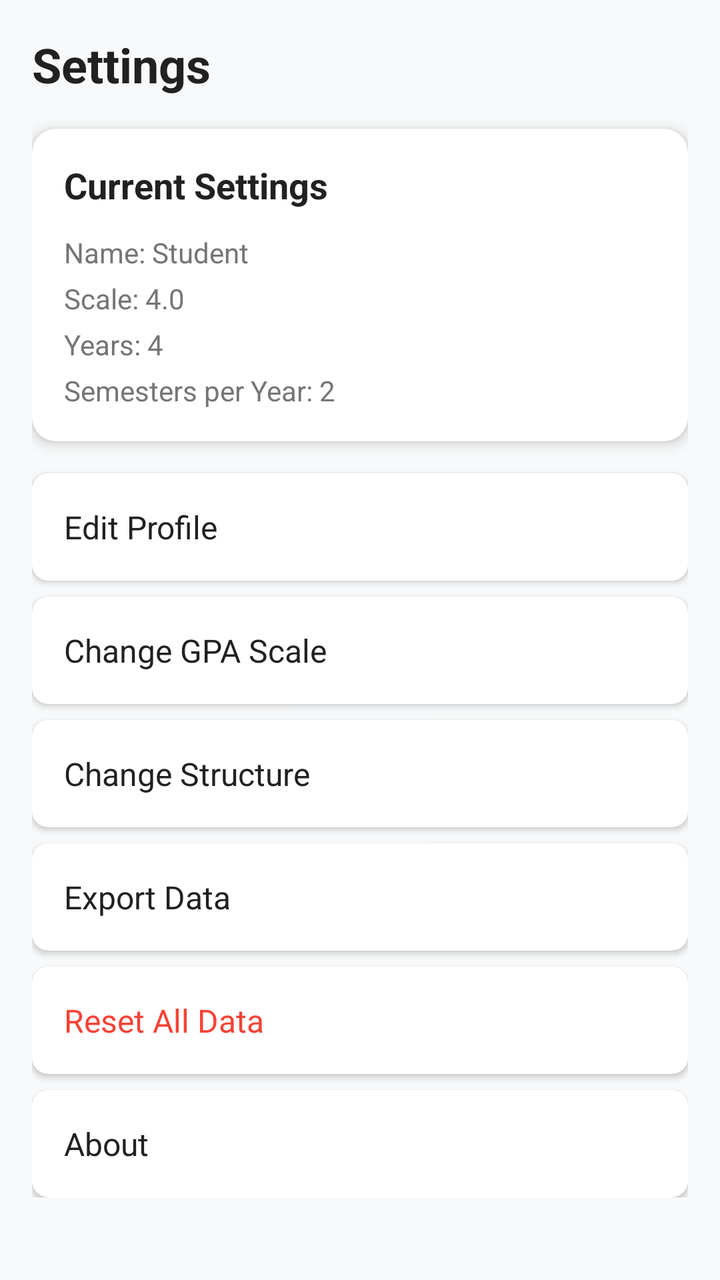
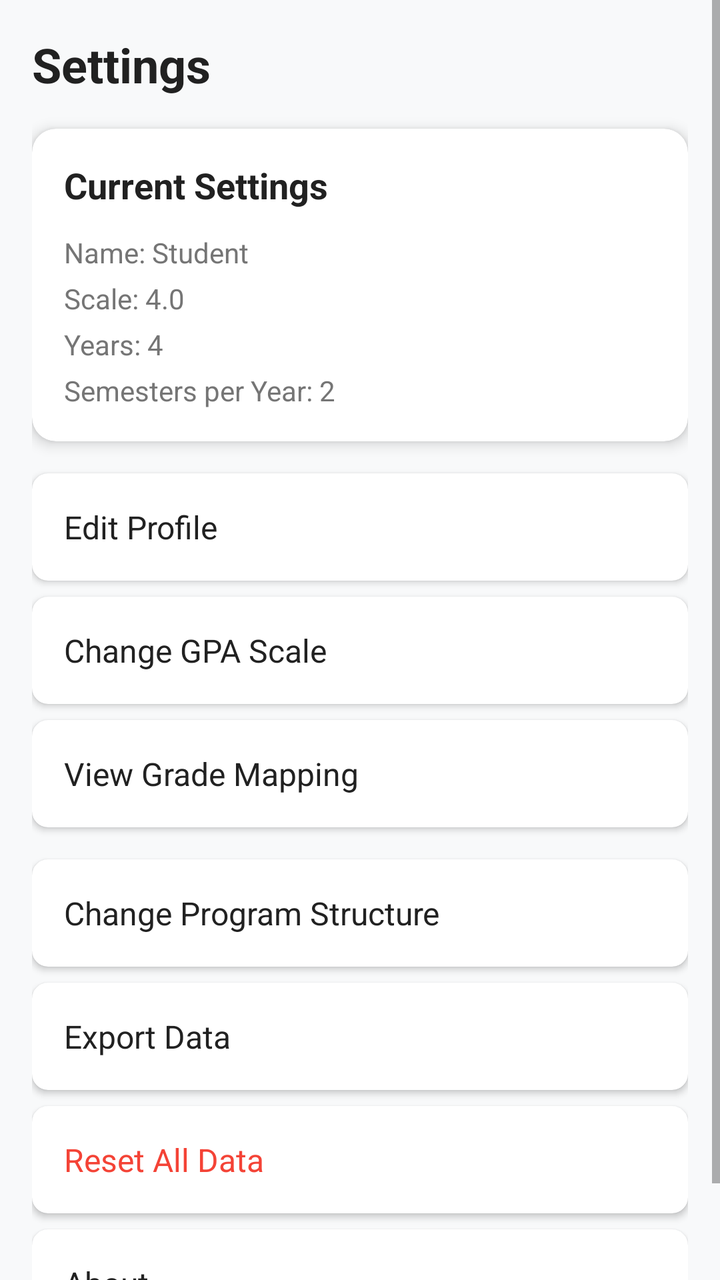

An Android layout rendered at two revisions. The XML below is the earlier revision; the diff shows what the commit changed to produce the second picture.
<!-- AndroidManifest.xml: application theme Theme.AppCompat.Light.NoActionBar -->
<!-- res/layout/fragment_settings.xml -->
<?xml version="1.0" encoding="utf-8"?>
<ScrollView xmlns:android="http://schemas.android.com/apk/res/android"
    xmlns:app="http://schemas.android.com/apk/res-auto"
    android:layout_width="match_parent"
    android:layout_height="match_parent"
    android:background="@color/background">

    <LinearLayout
        android:layout_width="match_parent"
        android:layout_height="wrap_content"
        android:orientation="vertical"
        android:padding="16dp">

        <TextView
            android:layout_width="wrap_content"
            android:layout_height="wrap_content"
            android:text="Settings"
            android:textColor="@color/text_primary"
            android:textSize="24sp"
            android:textStyle="bold"
            android:layout_marginBottom="16dp" />

        
        <androidx.cardview.widget.CardView
            android:layout_width="match_parent"
            android:layout_height="wrap_content"
            android:layout_marginBottom="16dp"
            app:cardCornerRadius="12dp"
            app:cardElevation="4dp">

            <LinearLayout
                android:layout_width="match_parent"
                android:layout_height="wrap_content"
                android:orientation="vertical"
                android:padding="16dp">

                <TextView
                    android:layout_width="wrap_content"
                    android:layout_height="wrap_content"
                    android:text="Current Settings"
                    android:textColor="@color/text_primary"
                    android:textSize="18sp"
                    android:textStyle="bold"
                    android:layout_marginBottom="12dp" />

                <TextView
                    android:id="@+id/tv_current_name"
                    android:layout_width="wrap_content"
                    android:layout_height="wrap_content"
                    android:text="Name: Student"
                    android:textColor="@color/text_secondary"
                    android:textSize="14sp"
                    android:layout_marginBottom="4dp" />

                <TextView
                    android:id="@+id/tv_current_scale"
                    android:layout_width="wrap_content"
                    android:layout_height="wrap_content"
                    android:text="Scale: 4.0"
                    android:textColor="@color/text_secondary"
                    android:textSize="14sp"
                    android:layout_marginBottom="4dp" />

                <TextView
                    android:id="@+id/tv_current_years"
                    android:layout_width="wrap_content"
                    android:layout_height="wrap_content"
                    android:text="Years: 4"
                    android:textColor="@color/text_secondary"
                    android:textSize="14sp"
                    android:layout_marginBottom="4dp" />

                <TextView
                    android:id="@+id/tv_current_semesters"
                    android:layout_width="wrap_content"
                    android:layout_height="wrap_content"
                    android:text="Semesters per Year: 2"
                    android:textColor="@color/text_secondary"
                    android:textSize="14sp" />

            </LinearLayout>
        </androidx.cardview.widget.CardView>

        
        <androidx.cardview.widget.CardView
            android:id="@+id/card_edit_profile"
            android:layout_width="match_parent"
            android:layout_height="wrap_content"
            android:layout_marginBottom="8dp"
            app:cardCornerRadius="8dp"
            app:cardElevation="2dp"
            android:clickable="true"
            android:focusable="true"
            android:foreground="?android:attr/selectableItemBackground">

            <TextView
                android:layout_width="match_parent"
                android:layout_height="wrap_content"
                android:text="Edit Profile"
                android:textColor="@color/text_primary"
                android:textSize="16sp"
                android:padding="16dp" />

        </androidx.cardview.widget.CardView>

        <androidx.cardview.widget.CardView
            android:id="@+id/card_change_scale"
            android:layout_width="match_parent"
            android:layout_height="wrap_content"
            android:layout_marginBottom="8dp"
            app:cardCornerRadius="8dp"
            app:cardElevation="2dp"
            android:clickable="true"
            android:focusable="true"
            android:foreground="?android:attr/selectableItemBackground">

            <TextView
                android:layout_width="match_parent"
                android:layout_height="wrap_content"
                android:text="Change GPA Scale"
                android:textColor="@color/text_primary"
                android:textSize="16sp"
                android:padding="16dp" />

        </androidx.cardview.widget.CardView>

        <androidx.cardview.widget.CardView
            android:id="@+id/card_change_structure"
            android:layout_width="match_parent"
            android:layout_height="wrap_content"
            android:layout_marginBottom="8dp"
            app:cardCornerRadius="8dp"
            app:cardElevation="2dp"
            android:clickable="true"
            android:focusable="true"
            android:foreground="?android:attr/selectableItemBackground">

            <TextView
                android:layout_width="match_parent"
                android:layout_height="wrap_content"
                android:text="Change Structure"
                android:textColor="@color/text_primary"
                android:textSize="16sp"
                android:padding="16dp" />

        </androidx.cardview.widget.CardView>

        <androidx.cardview.widget.CardView
            android:id="@+id/card_export_data"
            android:layout_width="match_parent"
            android:layout_height="wrap_content"
            android:layout_marginBottom="8dp"
            app:cardCornerRadius="8dp"
            app:cardElevation="2dp"
            android:clickable="true"
            android:focusable="true"
            android:foreground="?android:attr/selectableItemBackground">

            <TextView
                android:layout_width="match_parent"
                android:layout_height="wrap_content"
                android:text="Export Data"
                android:textColor="@color/text_primary"
                android:textSize="16sp"
                android:padding="16dp" />

        </androidx.cardview.widget.CardView>

        <androidx.cardview.widget.CardView
            android:id="@+id/card_reset_data"
            android:layout_width="match_parent"
            android:layout_height="wrap_content"
            android:layout_marginBottom="8dp"
            app:cardCornerRadius="8dp"
            app:cardElevation="2dp"
            android:clickable="true"
            android:focusable="true"
            android:foreground="?android:attr/selectableItemBackground">

            <TextView
                android:layout_width="match_parent"
                android:layout_height="wrap_content"
                android:text="Reset All Data"
                android:textColor="@color/error"
                android:textSize="16sp"
                android:padding="16dp" />

        </androidx.cardview.widget.CardView>

        <androidx.cardview.widget.CardView
            android:id="@+id/card_about"
            android:layout_width="match_parent"
            android:layout_height="wrap_content"
            app:cardCornerRadius="8dp"
            app:cardElevation="2dp"
            android:clickable="true"
            android:focusable="true"
            android:foreground="?android:attr/selectableItemBackground">

            <TextView
                android:layout_width="match_parent"
                android:layout_height="wrap_content"
                android:text="About"
                android:textColor="@color/text_primary"
                android:textSize="16sp"
                android:padding="16dp" />

        </androidx.cardview.widget.CardView>

    </LinearLayout>
</ScrollView>
<!-- resources referenced by this layout -->
<resources>
  <color name="background">#F8F9FA</color>
  <color name="error">#F44336</color>
  <color name="text_primary">#212121</color>
  <color name="text_secondary">#757575</color>
</resources>

<!-- the commit's change to res/layout/fragment_settings.xml (unified diff, before → after) -->
@@ -11,6 +11,7 @@
         android:orientation="vertical"
         android:padding="16dp">
 
+        
         <TextView
             android:layout_width="wrap_content"
             android:layout_height="wrap_content"
@@ -124,6 +125,29 @@
 
         </androidx.cardview.widget.CardView>
 
+        
+        <androidx.cardview.widget.CardView
+            android:id="@+id/cardGradeMapping"
+            android:layout_width="match_parent"
+            android:layout_height="wrap_content"
+            android:layout_marginBottom="16dp"
+            app:cardCornerRadius="8dp"
+            app:cardElevation="2dp"
+            android:clickable="true"
+            android:focusable="true"
+            android:foreground="?android:attr/selectableItemBackground">
+
+            <TextView
+                android:layout_width="match_parent"
+                android:layout_height="wrap_content"
+                android:text="View Grade Mapping"
+                android:textColor="@color/text_primary"
+                android:textSize="16sp"
+
+                android:padding="16dp" />
+
+        </androidx.cardview.widget.CardView>
+
         <androidx.cardview.widget.CardView
             android:id="@+id/card_change_structure"
             android:layout_width="match_parent"
@@ -138,7 +162,7 @@
             <TextView
                 android:layout_width="match_parent"
                 android:layout_height="wrap_content"
-                android:text="Change Structure"
+                android:text="Change Program Structure"
                 android:textColor="@color/text_primary"
                 android:textSize="16sp"
                 android:padding="16dp" />
@@ -191,6 +215,7 @@
             android:id="@+id/card_about"
             android:layout_width="match_parent"
             android:layout_height="wrap_content"
+            android:layout_marginBottom="8dp"
             app:cardCornerRadius="8dp"
             app:cardElevation="2dp"
             android:clickable="true"
@@ -206,6 +231,8 @@
                 android:padding="16dp" />
 
         </androidx.cardview.widget.CardView>
+
+
 
     </LinearLayout>
 </ScrollView>
